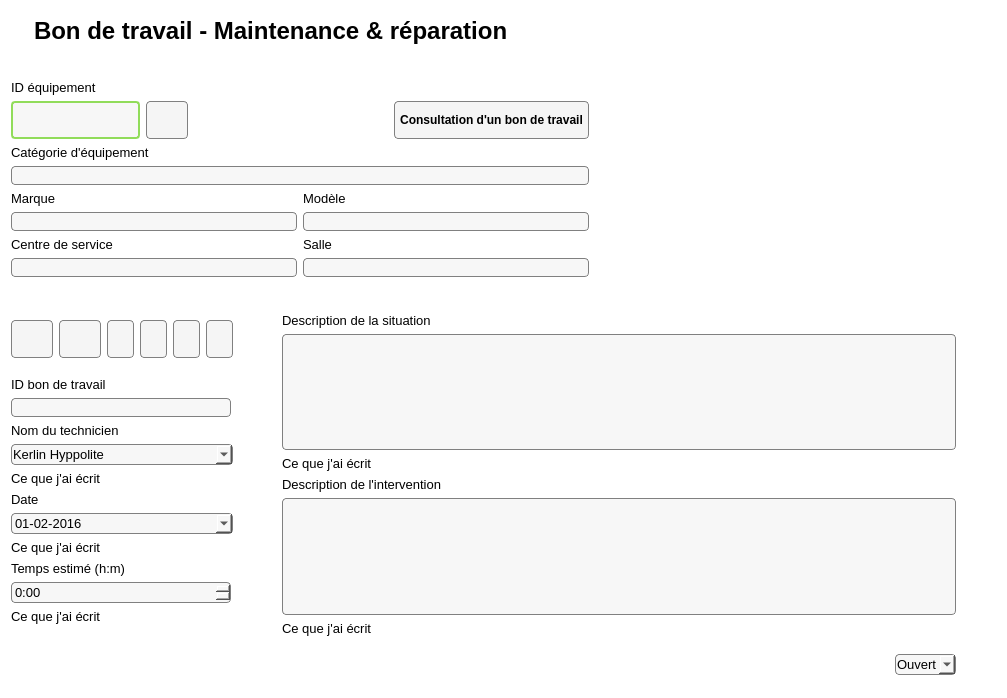
Old version of the form Interface/FenetresEnUI/BonDeTravail.ui in the repository ProjetPC2/SIMM2.0-DEV.
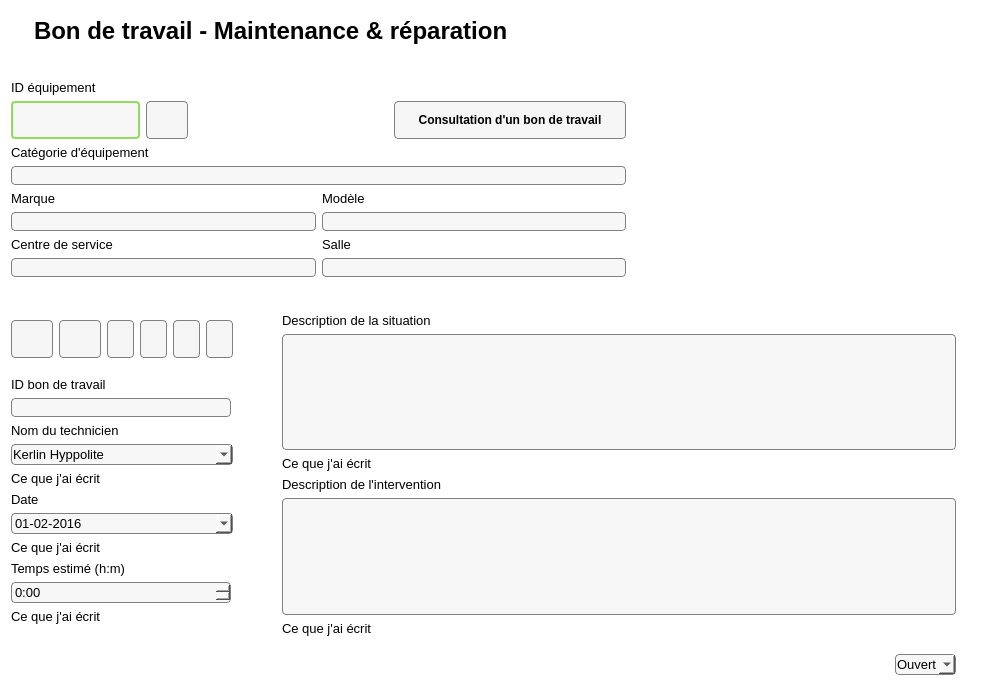
New version of the form. Icons and pictures are not drawn.

```diff
--- a/Interface/FenetresEnUI/BonDeTravail.ui
+++ b/Interface/FenetresEnUI/BonDeTravail.ui
@@ -286,7 +286,7 @@
           <widget class="QPushButton" name="boutonConsultation">
            <property name="maximumSize">
             <size>
-             <width>212</width>
+             <width>232</width>
              <height>38</height>
             </size>
            </property>
@@ -313,8 +313,8 @@
 font: bold 12px;
 padding-left: 5px;
 padding-right: 5px;
-min-width: 30px;
-max-width: 200px;
+min-width: 220px;
+max-width: 220px;
 min-height: 30px;
 max-height: 30px;
 }
@@ -333,7 +333,7 @@
            </property>
            <property name="iconSize">
             <size>
-             <width>20</width>
+             <width>16</width>
              <height>16</height>
             </size>
            </property>
```
Left out of the diff: 4 changed lines with no effect on the pictures.
